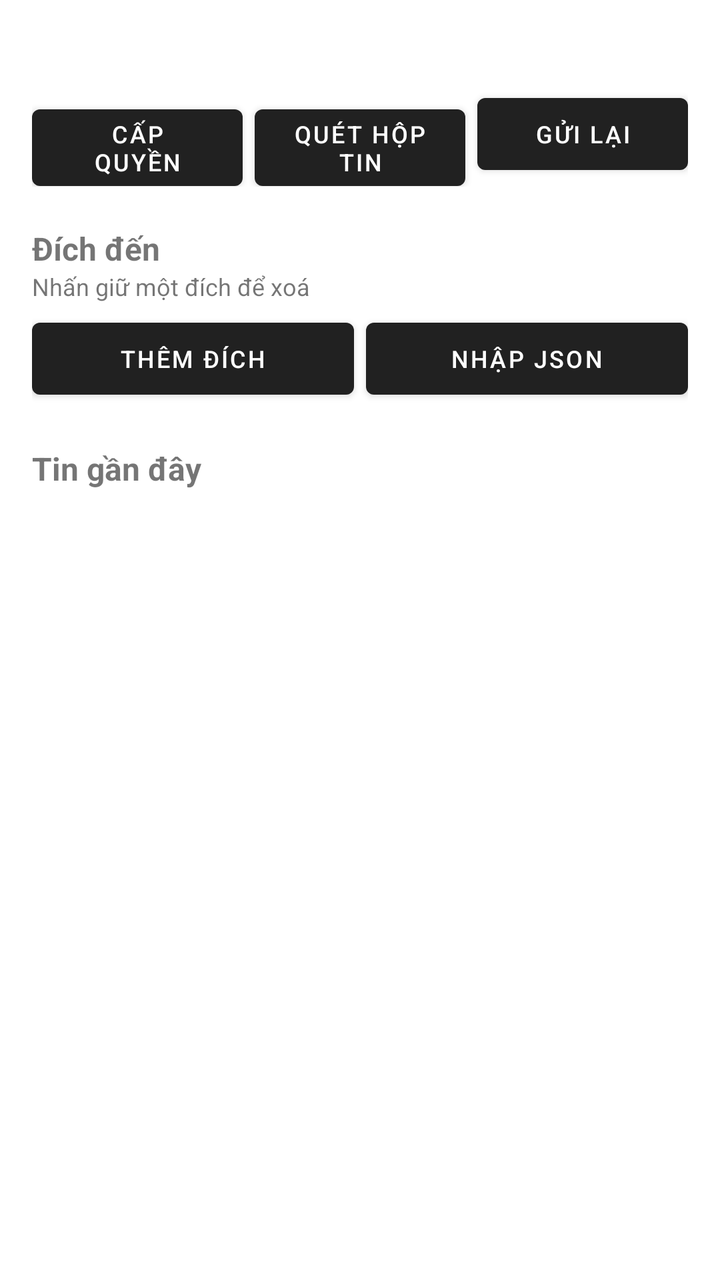
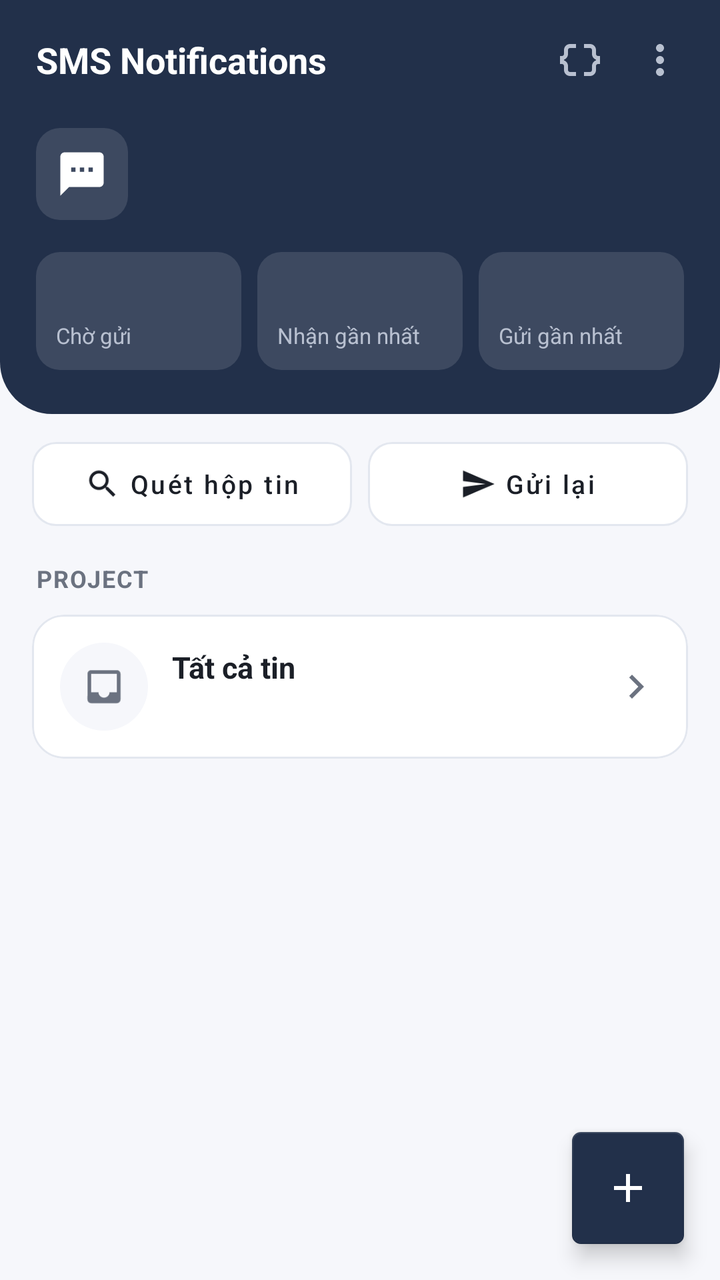

Compare the two renders of this Android layout. The source of the first and the diff that turns it into the second are given below.
<!-- AndroidManifest.xml: application theme Theme.SmsNotifications -->
<!-- res/layout/activity_main.xml -->
<?xml version="1.0" encoding="utf-8"?>
<ScrollView xmlns:android="http://schemas.android.com/apk/res/android"
    android:layout_width="match_parent"
    android:layout_height="match_parent"
    android:fillViewport="true">

    <LinearLayout
        android:layout_width="match_parent"
        android:layout_height="wrap_content"
        android:orientation="vertical"
        android:padding="16dp">

        <TextView
            android:id="@+id/tvStatus"
            android:layout_width="match_parent"
            android:layout_height="wrap_content"
            android:lineSpacingExtra="4dp"
            android:textSize="14sp" />

        <LinearLayout
            android:layout_width="match_parent"
            android:layout_height="wrap_content"
            android:layout_marginTop="8dp"
            android:orientation="horizontal">

            <Button
                android:id="@+id/btnPermission"
                android:layout_width="0dp"
                android:layout_height="wrap_content"
                android:layout_weight="1"
                android:text="@string/permission"
                android:textSize="12sp" />

            <Button
                android:id="@+id/btnScan"
                android:layout_width="0dp"
                android:layout_height="wrap_content"
                android:layout_marginStart="6dp"
                android:layout_weight="1"
                android:text="@string/scan"
                android:textSize="12sp" />

            <Button
                android:id="@+id/btnFlush"
                android:layout_width="0dp"
                android:layout_height="wrap_content"
                android:layout_marginStart="6dp"
                android:layout_weight="1"
                android:text="@string/flush"
                android:textSize="12sp" />
        </LinearLayout>

        <TextView
            android:layout_width="match_parent"
            android:layout_height="wrap_content"
            android:layout_marginTop="20dp"
            android:text="@string/targets"
            android:textSize="16sp"
            android:textStyle="bold" />

        <TextView
            android:layout_width="match_parent"
            android:layout_height="wrap_content"
            android:text="@string/hold_to_delete"
            android:textSize="12sp" />

        <LinearLayout
            android:layout_width="match_parent"
            android:layout_height="wrap_content"
            android:layout_marginTop="4dp"
            android:orientation="horizontal">

            <Button
                android:id="@+id/btnAddTarget"
                android:layout_width="0dp"
                android:layout_height="wrap_content"
                android:layout_weight="1"
                android:text="@string/add_target"
                android:textSize="12sp" />

            <Button
                android:id="@+id/btnImport"
                android:layout_width="0dp"
                android:layout_height="wrap_content"
                android:layout_marginStart="6dp"
                android:layout_weight="1"
                android:text="@string/import_json"
                android:textSize="12sp" />
        </LinearLayout>

        <LinearLayout
            android:id="@+id/listTargets"
            android:layout_width="match_parent"
            android:layout_height="wrap_content"
            android:orientation="vertical" />

        <TextView
            android:layout_width="match_parent"
            android:layout_height="wrap_content"
            android:layout_marginTop="20dp"
            android:text="@string/recent"
            android:textSize="16sp"
            android:textStyle="bold" />

        <LinearLayout
            android:id="@+id/listMessages"
            android:layout_width="match_parent"
            android:layout_height="wrap_content"
            android:orientation="vertical" />
    </LinearLayout>
</ScrollView>
<!-- resources referenced by this layout -->
<resources>
  <string name="add_target">Thêm đích</string>
  <string name="hold_to_delete">Nhấn giữ một đích để xoá</string>
  <string name="recent">Tin gần đây</string>
  <string name="targets">Đích đến</string>
  <style name="Theme.SmsNotifications" parent="Theme.MaterialComponents.DayNight.DarkActionBar" />
  <!-- unchanged entries left out for length: 4 -->
</resources>

<!-- the commit's change to res/layout/activity_main.xml (unified diff, before → after) -->
@@ -1,111 +1,320 @@
 <?xml version="1.0" encoding="utf-8"?>
-<ScrollView xmlns:android="http://schemas.android.com/apk/res/android"
+<FrameLayout xmlns:android="http://schemas.android.com/apk/res/android"
+    xmlns:app="http://schemas.android.com/apk/res-auto"
     android:layout_width="match_parent"
-    android:layout_height="match_parent"
-    android:fillViewport="true">
-
-    <LinearLayout
+    android:layout_height="match_parent">
+
+    <androidx.core.widget.NestedScrollView
         android:layout_width="match_parent"
-        android:layout_height="wrap_content"
-        android:orientation="vertical"
-        android:padding="16dp">
-
-        <TextView
-            android:id="@+id/tvStatus"
-            android:layout_width="match_parent"
-            android:layout_height="wrap_content"
-            android:lineSpacingExtra="4dp"
-            android:textSize="14sp" />
+        android:layout_height="match_parent"
+        android:fillViewport="true">
 
         <LinearLayout
             android:layout_width="match_parent"
             android:layout_height="wrap_content"
-            android:layout_marginTop="8dp"
-            android:orientation="horizontal">
-
-            <Button
-                android:id="@+id/btnPermission"
-                android:layout_width="0dp"
+            android:orientation="vertical">
+
+            
+            <LinearLayout
+                android:layout_width="match_parent"
                 android:layout_height="wrap_content"
-                android:layout_weight="1"
-                android:text="@string/permission"
-                android:textSize="12sp" />
-
-            <Button
-                android:id="@+id/btnScan"
-                android:layout_width="0dp"
+                android:background="@drawable/bg_header"
+                android:orientation="vertical"
+                android:paddingStart="18dp"
+                android:paddingTop="10dp"
+                android:paddingEnd="10dp"
+                android:paddingBottom="22dp">
+
+                <LinearLayout
+                    android:layout_width="match_parent"
+                    android:layout_height="wrap_content"
+                    android:gravity="center_vertical"
+                    android:orientation="horizontal">
+
+                    <TextView
+                        android:layout_width="0dp"
+                        android:layout_height="wrap_content"
+                        android:layout_weight="1"
+                        android:text="@string/app_name"
+                        android:textColor="@color/header_ink"
+                        android:textSize="18sp"
+                        android:textStyle="bold" />
+
+                    <ImageButton
+                        android:id="@+id/btnImport"
+                        style="@style/Widget.Relay.HeaderIcon"
+                        android:contentDescription="@string/import_json"
+                        android:src="@drawable/ic_json" />
+
+                    <ImageButton
+                        android:id="@+id/btnMore"
+                        style="@style/Widget.Relay.HeaderIcon"
+                        android:contentDescription="@string/permission"
+                        android:src="@drawable/ic_more_vert" />
+                </LinearLayout>
+
+                <LinearLayout
+                    android:id="@+id/rowState"
+                    android:layout_width="match_parent"
+                    android:layout_height="wrap_content"
+                    android:layout_marginTop="14dp"
+                    android:layout_marginEnd="8dp"
+                    android:gravity="center_vertical"
+                    android:orientation="horizontal">
+
+                    <FrameLayout
+                        android:layout_width="46dp"
+                        android:layout_height="46dp"
+                        android:background="@drawable/bg_header_tile">
+
+                        <ImageView
+                            android:id="@+id/ivState"
+                            android:layout_width="26dp"
+                            android:layout_height="26dp"
+                            android:layout_gravity="center"
+                            android:contentDescription="@null"
+                            android:src="@drawable/ic_sms"
+                            app:tint="@color/header_ink" />
+                    </FrameLayout>
+
+                    <LinearLayout
+                        android:layout_width="0dp"
+                        android:layout_height="wrap_content"
+                        android:layout_marginStart="12dp"
+                        android:layout_weight="1"
+                        android:orientation="vertical">
+
+                        <TextView
+                            android:id="@+id/tvState"
+                            android:layout_width="match_parent"
+                            android:layout_height="wrap_content"
+                            android:textColor="@color/header_ink"
+                            android:textSize="18sp"
+                            android:textStyle="bold" />
+
+                        <TextView
+                            android:id="@+id/tvStateSub"
+                            android:layout_width="match_parent"
+                            android:layout_height="wrap_content"
+                            android:textColor="@color/header_muted"
+                            android:textSize="12sp" />
+                    </LinearLayout>
+                </LinearLayout>
+
+                <LinearLayout
+                    android:layout_width="match_parent"
+                    android:layout_height="wrap_content"
+                    android:layout_marginTop="16dp"
+                    android:layout_marginEnd="8dp"
+                    android:orientation="horizontal">
+
+                    <LinearLayout
+                        android:layout_width="0dp"
+                        android:layout_height="wrap_content"
+                        android:layout_weight="1"
+                        android:background="@drawable/bg_header_tile"
+                        android:orientation="vertical"
+                        android:padding="10dp">
+
+                        <TextView
+                            android:id="@+id/tvPending"
+                            android:layout_width="match_parent"
+                            android:layout_height="wrap_content"
+                            android:textColor="@color/header_ink"
+                            android:textSize="18sp"
+                            android:textStyle="bold" />
+
+                        <TextView
+                            android:layout_width="match_parent"
+                            android:layout_height="wrap_content"
+                            android:text="@string/stat_pending"
+                            android:textColor="@color/header_muted"
+                            android:textSize="11sp" />
+                    </LinearLayout>
+
+                    <LinearLayout
+                        android:layout_width="0dp"
+                        android:layout_height="wrap_content"
+                        android:layout_marginStart="8dp"
+                        android:layout_weight="1"
+                        android:background="@drawable/bg_header_tile"
+                        android:orientation="vertical"
+                        android:padding="10dp">
+
+                        <TextView
+                            android:id="@+id/tvLastReceived"
+                            android:layout_width="match_parent"
+                            android:layout_height="wrap_content"
+                            android:textColor="@color/header_ink"
+                            android:textSize="18sp"
+                            android:textStyle="bold" />
+
+                        <TextView
+                            android:layout_width="match_parent"
+                            android:layout_height="wrap_content"
+                            android:text="@string/stat_last_received"
+                            android:textColor="@color/header_muted"
+                            android:textSize="11sp" />
+                    </LinearLayout>
+
+                    <LinearLayout
+                        android:layout_width="0dp"
+                        android:layout_height="wrap_content"
+                        android:layout_marginStart="8dp"
+                        android:layout_weight="1"
+                        android:background="@drawable/bg_header_tile"
+                        android:orientation="vertical"
+                        android:padding="10dp">
+
+                        <TextView
+                            android:id="@+id/tvLastSent"
+                            android:layout_width="match_parent"
+                            android:layout_height="wrap_content"
+                            android:textColor="@color/header_ink"
+                            android:textSize="18sp"
+                            android:textStyle="bold" />
+
+                        <TextView
+                            android:layout_width="match_parent"
+                            android:layout_height="wrap_content"
+                            android:text="@string/stat_last_sent"
+                            android:textColor="@color/header_muted"
+                            android:textSize="11sp" />
+                    </LinearLayout>
+                </LinearLayout>
+            </LinearLayout>
+
+            
+            <LinearLayout
+                android:layout_width="match_parent"
                 android:layout_height="wrap_content"
-                android:layout_marginStart="6dp"
-                android:layout_weight="1"
-                android:text="@string/scan"
-                android:textSize="12sp" />
-
-            <Button
-                android:id="@+id/btnFlush"
-                android:layout_width="0dp"
-                android:layout_height="wrap_content"
-                android:layout_marginStart="6dp"
-                android:layout_weight="1"
-                android:text="@string/flush"
-                android:textSize="12sp" />
+                android:orientation="vertical"
+                android:paddingStart="16dp"
+                android:paddingTop="14dp"
+                android:paddingEnd="16dp"
+                android:paddingBottom="90dp">
+
+                <LinearLayout
+                    android:layout_width="match_parent"
+                    android:layout_height="wrap_content"
+                    android:orientation="horizontal">
+
+                    <com.google.android.material.button.MaterialButton
+                        android:id="@+id/btnScan"
+                        style="@style/Widget.Relay.Button.Tonal"
+                        android:layout_width="0dp"
+                        android:layout_height="wrap_content"
+                        android:layout_weight="1"
+                        android:text="@string/scan"
+                        app:icon="@drawable/ic_search" />
+
+                    <com.google.android.material.button.MaterialButton
+                        android:id="@+id/btnFlush"
+                        style="@style/Widget.Relay.Button.Tonal"
+                        android:layout_width="0dp"
+                        android:layout_height="wrap_content"
+                        android:layout_marginStart="8dp"
+                        android:layout_weight="1"
+                        android:text="@string/flush"
+                        app:icon="@drawable/ic_send" />
+                </LinearLayout>
+
+                <TextView
+                    style="@style/Widget.Relay.SectionTitle"
+                    android:layout_width="match_parent"
+                    android:layout_height="wrap_content"
+                    android:layout_marginStart="2dp"
+                    android:layout_marginTop="18dp"
+                    android:text="@string/projects" />
+
+                <LinearLayout
+                    android:id="@+id/listTargets"
+                    android:layout_width="match_parent"
+                    android:layout_height="wrap_content"
+                    android:orientation="vertical" />
+
+                <com.google.android.material.card.MaterialCardView
+                    android:id="@+id/tileAll"
+                    android:layout_width="match_parent"
+                    android:layout_height="wrap_content"
+                    android:layout_marginTop="10dp"
+                    android:clickable="true"
+                    android:focusable="true"
+                    app:cardBackgroundColor="@color/card"
+                    app:cardCornerRadius="16dp"
+                    app:cardElevation="0dp"
+                    app:strokeColor="@color/line"
+                    app:strokeWidth="1dp">
+
+                    <LinearLayout
+                        android:layout_width="match_parent"
+                        android:layout_height="wrap_content"
+                        android:gravity="center_vertical"
+                        android:orientation="horizontal"
+                        android:padding="14dp">
+
+                        <FrameLayout
+                            android:layout_width="44dp"
+                            android:layout_height="44dp"
+                            android:background="@drawable/bg_circle"
+                            android:backgroundTint="@color/screen">
+
+                            <ImageView
+                                android:layout_width="22dp"
+                                android:layout_height="22dp"
+                                android:layout_gravity="center"
+                                android:contentDescription="@null"
+                                android:src="@drawable/ic_inbox"
+                                app:tint="@color/muted" />
+                        </FrameLayout>
+
+                        <LinearLayout
+                            android:layout_width="0dp"
+                            android:layout_height="wrap_content"
+                            android:layout_marginStart="12dp"
+                            android:layout_weight="1"
+                            android:orientation="vertical">
+
+                            <TextView
+                                android:layout_width="match_parent"
+                                android:layout_height="wrap_content"
+                                android:text="@string/all_messages"
+                                android:textColor="@color/ink"
+                                android:textSize="15sp"
+                                android:textStyle="bold" />
+
+                            <TextView
+                                android:id="@+id/tvAllSub"
+                                android:layout_width="match_parent"
+                                android:layout_height="wrap_content"
+                                android:layout_marginTop="3dp"
+                                android:ellipsize="end"
+                                android:maxLines="1"
+                                android:textColor="@color/muted"
+                                android:textSize="12sp" />
+                        </LinearLayout>
+
+                        <ImageView
+                            android:layout_width="24dp"
+                            android:layout_height="24dp"
+                            android:contentDescription="@null"
+                            android:src="@drawable/ic_chevron_right"
+                            app:tint="@color/muted" />
+                    </LinearLayout>
+                </com.google.android.material.card.MaterialCardView>
+            </LinearLayout>
         </LinearLayout>
-
-        <TextView
-            android:layout_width="match_parent"
-            android:layout_height="wrap_content"
-            android:layout_marginTop="20dp"
-            android:text="@string/targets"
-            android:textSize="16sp"
-            android:textStyle="bold" />
-
-        <TextView
-            android:layout_width="match_parent"
-            android:layout_height="wrap_content"
-            android:text="@string/hold_to_delete"
-            android:textSize="12sp" />
-
-        <LinearLayout
-            android:layout_width="match_parent"
-            android:layout_height="wrap_content"
-            android:layout_marginTop="4dp"
-            android:orientation="horizontal">
-
-            <Button
-                android:id="@+id/btnAddTarget"
-                android:layout_width="0dp"
-                android:layout_height="wrap_content"
-                android:layout_weight="1"
-                android:text="@string/add_target"
-                android:textSize="12sp" />
-
-            <Button
-                android:id="@+id/btnImport"
-                android:layout_width="0dp"
-                android:layout_height="wrap_content"
-                android:layout_marginStart="6dp"
-                android:layout_weight="1"
-                android:text="@string/import_json"
-                android:textSize="12sp" />
-        </LinearLayout>
-
-        <LinearLayout
-            android:id="@+id/listTargets"
-            android:layout_width="match_parent"
-            android:layout_height="wrap_content"
-            android:orientation="vertical" />
-
-        <TextView
-            android:layout_width="match_parent"
-            android:layout_height="wrap_content"
-            android:layout_marginTop="20dp"
-            android:text="@string/recent"
-            android:textSize="16sp"
-            android:textStyle="bold" />
-
-        <LinearLayout
-            android:id="@+id/listMessages"
-            android:layout_width="match_parent"
-            android:layout_height="wrap_content"
-            android:orientation="vertical" />
-    </LinearLayout>
-</ScrollView>
+    </androidx.core.widget.NestedScrollView>
+
+    <com.google.android.material.floatingactionbutton.FloatingActionButton
+        android:id="@+id/fabAdd"
+        android:layout_width="wrap_content"
+        android:layout_height="wrap_content"
+        android:layout_gravity="bottom|end"
+        android:layout_margin="18dp"
+        android:contentDescription="@string/add_project"
+        android:src="@drawable/ic_add"
+        app:backgroundTint="@color/header"
+        app:shapeAppearanceOverlay="@style/ShapeAppearance.MaterialComponents.MediumComponent"
+        app:tint="@color/header_ink" />
+</FrameLayout>
<!-- resource entries referenced after the edit -->
@@ -1,10 +1,177 @@
 <!-- resources referenced by this layout -->
 <resources>
-  <string name="add_target">Thêm đích</string>
-  <string name="hold_to_delete">Nhấn giữ một đích để xoá</string>
-  <string name="recent">Tin gần đây</string>
-  <string name="targets">Đích đến</string>
-  <style name="Theme.SmsNotifications" parent="Theme.MaterialComponents.DayNight.DarkActionBar" />
+  <color name="card">#FFFFFF</color>
+  <color name="header">#22304A</color>
+  <color name="header_ink">#FFFFFF</color>
+  <color name="header_muted">#B8C0D0</color>
+  <color name="ink">#1B1F27</color>
+  <color name="line">#E3E7EF</color>
+  <color name="muted">#6B7280</color>
+  <color name="screen">#F6F7FB</color>
+  <!-- drawable bg_circle (drawable) -->
+  <?xml version="1.0" encoding="utf-8"?>
+  <shape xmlns:android="http://schemas.android.com/apk/res/android" android:shape="oval">
+      <solid android:color="@color/primary_soft" />
+  </shape>
+  <!-- drawable bg_header (drawable) -->
+  <?xml version="1.0" encoding="utf-8"?>
+  <shape xmlns:android="http://schemas.android.com/apk/res/android" android:shape="rectangle">
+      <solid android:color="@color/header" />
+      <corners android:bottomLeftRadius="26dp" android:bottomRightRadius="26dp" />
+  </shape>
+  <!-- drawable bg_header_tile (drawable) -->
+  <?xml version="1.0" encoding="utf-8"?>
+  <shape xmlns:android="http://schemas.android.com/apk/res/android" android:shape="rectangle">
+      <solid android:color="@color/header_soft" />
+      <corners android:radius="12dp" />
+  </shape>
+  <!-- drawable ic_add (drawable) -->
+  <?xml version="1.0" encoding="utf-8"?>
+  <vector xmlns:android="http://schemas.android.com/apk/res/android"
+      android:width="24dp"
+      android:height="24dp"
+      android:viewportWidth="24"
+      android:viewportHeight="24"
+      android:tint="?attr/colorControlNormal">
+      <path
+          android:fillColor="@android:color/white"
+          android:pathData="M19,13h-6v6h-2v-6H5v-2h6V5h2v6h6v2z" />
+  </vector>
+  <!-- drawable ic_chevron_right (drawable) -->
+  <?xml version="1.0" encoding="utf-8"?>
+  <vector xmlns:android="http://schemas.android.com/apk/res/android"
+      android:width="24dp"
+      android:height="24dp"
+      android:viewportWidth="24"
+      android:viewportHeight="24"
+      android:tint="?attr/colorControlNormal">
+      <path
+          android:fillColor="@android:color/white"
+          android:pathData="M10,6L8.59,7.41 13.17,12l-4.58,4.59L10,18l6,-6z" />
+  </vector>
+  <!-- drawable ic_inbox (drawable) -->
+  <?xml version="1.0" encoding="utf-8"?>
+  <vector xmlns:android="http://schemas.android.com/apk/res/android"
+      android:width="24dp"
+      android:height="24dp"
+      android:viewportWidth="24"
+      android:viewportHeight="24"
+      android:tint="?attr/colorControlNormal">
+      <path
+          android:fillColor="@android:color/white"
+          android:pathData="M19,3H4.99c-1.11,0 -1.98,0.89 -1.98,2L3,19c0,1.1 0.88,2 1.99,2H19c1.1,0 2,-0.9 2,-2V5c0,-1.11 -0.9,-2 -2,-2zM19,15h-4c0,1.66 -1.35,3 -3,3s-3,-1.34 -3,-3H4.99V5H19v10z" />
+  </vector>
+  <!-- drawable ic_json (drawable) -->
+  <?xml version="1.0" encoding="utf-8"?>
+  <vector xmlns:android="http://schemas.android.com/apk/res/android"
+      android:width="24dp"
+      android:height="24dp"
+      android:viewportWidth="24"
+      android:viewportHeight="24"
+      android:tint="?attr/colorControlNormal">
+      <path
+          android:fillColor="@android:color/white"
+          android:pathData="M4,7v2c0,0.55 -0.45,1 -1,1H2v4h1c0.55,0 1,0.45 1,1v2c0,1.65 1.35,3 3,3h3v-2H7c-0.55,0 -1,-0.45 -1,-1v-2c0,-1.3 -0.84,-2.42 -2,-2.83v-0.34C5.16,11.42 6,10.3 6,9V7c0,-0.55 0.45,-1 1,-1h3V4H7C5.35,4 4,5.35 4,7zM21,10c-0.55,0 -1,-0.45 -1,-1V7c0,-1.65 -1.35,-3 -3,-3h-3v2h3c0.55,0 1,0.45 1,1v2c0,1.3 0.84,2.42 2,2.83v0.34c-1.16,0.41 -2,1.52 -2,2.83v2c0,0.55 -0.45,1 -1,1h-3v2h3c1.65,0 3,-1.35 3,-3v-2c0,-0.55 0.45,-1 1,-1h1v-4h-1z" />
+  </vector>
+  <!-- drawable ic_more_vert (drawable) -->
+  <?xml version="1.0" encoding="utf-8"?>
+  <vector xmlns:android="http://schemas.android.com/apk/res/android"
+      android:width="24dp"
+      android:height="24dp"
+      android:viewportWidth="24"
+      android:viewportHeight="24"
+      android:tint="?attr/colorControlNormal">
+      <path
+          android:fillColor="@android:color/white"
+          android:pathData="M12,8c1.1,0 2,-0.9 2,-2s-0.9,-2 -2,-2 -2,0.9 -2,2 0.9,2 2,2zM12,10c-1.1,0 -2,0.9 -2,2s0.9,2 2,2 2,-0.9 2,-2 -0.9,-2 -2,-2zM12,16c-1.1,0 -2,0.9 -2,2s0.9,2 2,2 2,-0.9 2,-2 -0.9,-2 -2,-2z" />
+  </vector>
+  <!-- drawable ic_search (drawable) -->
+  <?xml version="1.0" encoding="utf-8"?>
+  <vector xmlns:android="http://schemas.android.com/apk/res/android"
+      android:width="24dp"
+      android:height="24dp"
+      android:viewportWidth="24"
+      android:viewportHeight="24"
+      android:tint="?attr/colorControlNormal">
+      <path
+          android:fillColor="@android:color/white"
+          android:pathData="M15.5,14h-0.79l-0.28,-0.27C15.41,12.59 16,11.11 16,9.5 16,5.91 13.09,3 9.5,3S3,5.91 3,9.5 5.91,16 9.5,16c1.61,0 3.09,-0.59 4.23,-1.57l0.27,0.28v0.79l5,4.99L20.49,19l-4.99,-5zM9.5,14C7.01,14 5,11.99 5,9.5S7.01,5 9.5,5 14,7.01 14,9.5 11.99,14 9.5,14z" />
+  </vector>
+  <!-- drawable ic_send (drawable) -->
+  <?xml version="1.0" encoding="utf-8"?>
+  <vector xmlns:android="http://schemas.android.com/apk/res/android"
+      android:width="24dp"
+      android:height="24dp"
+      android:viewportWidth="24"
+      android:viewportHeight="24"
+      android:tint="?attr/colorControlNormal">
+      <path
+          android:fillColor="@android:color/white"
+          android:pathData="M2.01,21L23,12 2.01,3 2,10l15,2 -15,2z" />
+  </vector>
+  <!-- drawable ic_sms (drawable) -->
+  <?xml version="1.0" encoding="utf-8"?>
+  <vector xmlns:android="http://schemas.android.com/apk/res/android"
+      android:width="24dp"
+      android:height="24dp"
+      android:viewportWidth="24"
+      android:viewportHeight="24"
+      android:tint="?attr/colorControlNormal">
+      <path
+          android:fillColor="@android:color/white"
+          android:pathData="M20,2H4c-1.1,0 -1.99,0.9 -1.99,2L2,22l4,-4h14c1.1,0 2,-0.9 2,-2V4c0,-1.1 -0.9,-2 -2,-2zM9,11H7V9h2v2zM13,11h-2V9h2v2zM17,11h-2V9h2v2z" />
+  </vector>
+  <string name="add_project">Thêm project</string>
+  <string name="all_messages">Tất cả tin</string>
+  <string name="app_name">SMS Notifications</string>
+  <string name="projects">Project</string>
+  <string name="stat_last_received">Nhận gần nhất</string>
+  <string name="stat_last_sent">Gửi gần nhất</string>
+  <string name="stat_pending">Chờ gửi</string>
+  <style name="Widget.Relay.Button.Tonal" parent="Widget.MaterialComponents.Button.OutlinedButton">
+          <item name="strokeColor">@color/line</item>
+          <item name="strokeWidth">1dp</item>
+          <item name="backgroundTint">@color/card</item>
+          <item name="android:textColor">@color/ink</item>
+          <item name="iconTint">@color/ink</item>
+          <item name="iconGravity">textStart</item>
+          <item name="iconSize">18dp</item>
+          <item name="cornerRadius">12dp</item>
+          <item name="android:textAllCaps">false</item>
+          <item name="android:textSize">13sp</item>
+          <item name="android:minHeight">42dp</item>
+          <item name="android:insetTop">0dp</item>
+          <item name="android:insetBottom">0dp</item>
+      </style>
+  <style name="Widget.Relay.HeaderIcon" parent="Widget.AppCompat.ImageButton">
+          <item name="android:background">?attr/selectableItemBackgroundBorderless</item>
+          <item name="android:layout_width">40dp</item>
+          <item name="android:layout_height">40dp</item>
+          <item name="android:padding">8dp</item>
+          <item name="android:tint">@color/header_muted</item>
+      </style>
+  <style name="Widget.Relay.SectionTitle" parent="Widget.AppCompat.TextView">
+          <item name="android:textSize">12sp</item>
+          <item name="android:textStyle">bold</item>
+          <item name="android:textAllCaps">true</item>
+          <item name="android:letterSpacing">0.05</item>
+          <item name="android:textColor">@color/muted</item>
+      </style>
+  <style name="Theme.SmsNotifications" parent="Theme.MaterialComponents.Light.NoActionBar">
+          <item name="colorPrimary">@color/primary</item>
+          <item name="colorPrimaryVariant">@color/primary</item>
+          <item name="colorSecondary">@color/primary</item>
+          <item name="colorOnPrimary">@color/header_ink</item>
+          <item name="colorSurface">@color/card</item>
+          <item name="colorOnSurface">@color/ink</item>
+          <item name="android:windowBackground">@color/screen</item>
+          <item name="android:statusBarColor">@color/header</item>
+          <item name="android:textColorPrimary">@color/ink</item>
+          <item name="android:textColorSecondary">@color/muted</item>
+      </style>
+  <color name="primary_soft">#DCF3EA</color>
+  <color name="header_soft">#1FFFFFFF</color>
+  <color name="primary">#0F6E56</color>
   <!-- unchanged entries left out for length: 4 -->
 </resources>
 
